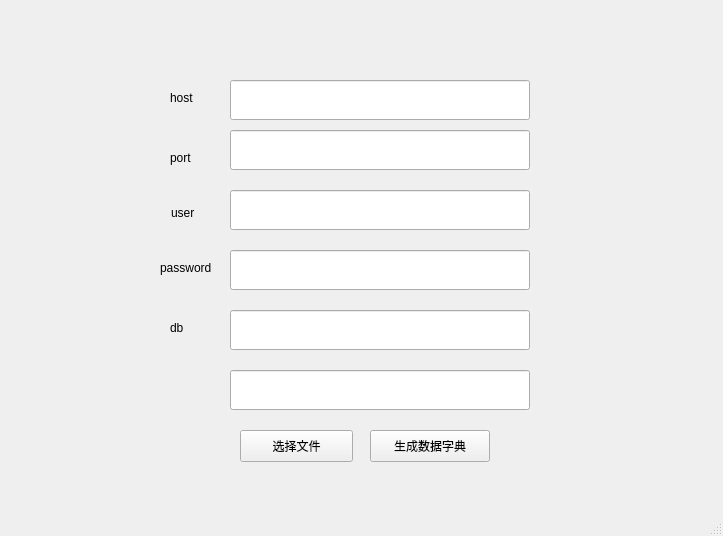
The window that qt/execl/view/dict_view.ui (JL-Code/data-dict-tool) describes before a commit, drawn with Qt 5.
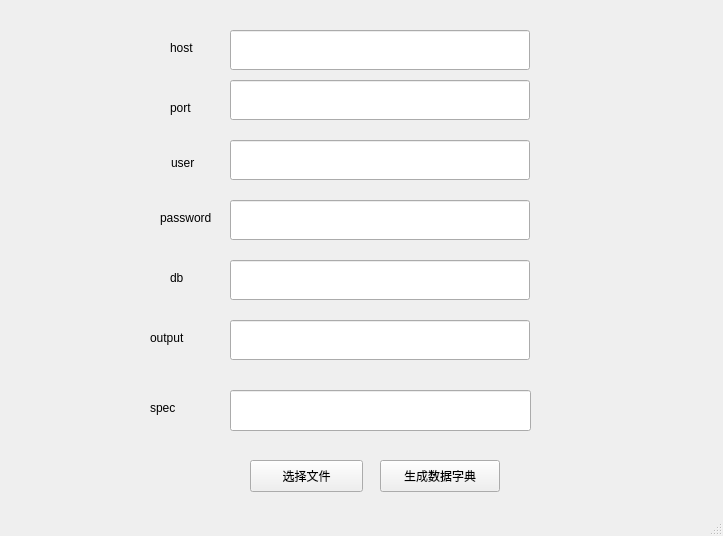
The same window after the commit.

What changed in the file:
```diff
--- a/qt/execl/view/dict_view.ui
+++ b/qt/execl/view/dict_view.ui
@@ -21,7 +21,7 @@
     <property name="geometry">
      <rect>
       <x>230</x>
-      <y>130</y>
+      <y>80</y>
       <width>300</width>
       <height>40</height>
      </rect>
@@ -40,7 +40,7 @@
     <property name="geometry">
      <rect>
       <x>230</x>
-      <y>190</y>
+      <y>140</y>
       <width>300</width>
       <height>40</height>
      </rect>
@@ -59,7 +59,7 @@
     <property name="geometry">
      <rect>
       <x>230</x>
-      <y>250</y>
+      <y>200</y>
       <width>300</width>
       <height>40</height>
      </rect>
@@ -78,7 +78,7 @@
     <property name="geometry">
      <rect>
       <x>230</x>
-      <y>310</y>
+      <y>260</y>
       <width>300</width>
       <height>40</height>
      </rect>
@@ -94,7 +94,7 @@
     <property name="geometry">
      <rect>
       <x>170</x>
-      <y>320</y>
+      <y>270</y>
       <width>16</width>
       <height>16</height>
      </rect>
@@ -107,7 +107,7 @@
     <property name="geometry">
      <rect>
       <x>170</x>
-      <y>150</y>
+      <y>100</y>
       <width>25</width>
       <height>16</height>
      </rect>
@@ -120,7 +120,7 @@
     <property name="geometry">
      <rect>
       <x>160</x>
-      <y>260</y>
+      <y>210</y>
       <width>59</width>
       <height>16</height>
      </rect>
@@ -133,7 +133,7 @@
     <property name="geometry">
      <rect>
       <x>171</x>
-      <y>205</y>
+      <y>155</y>
       <width>27</width>
       <height>16</height>
      </rect>
@@ -145,8 +145,8 @@
    <widget class="QPushButton" name="pushButton">
     <property name="geometry">
      <rect>
-      <x>370</x>
-      <y>430</y>
+      <x>380</x>
+      <y>460</y>
       <width>120</width>
       <height>32</height>
      </rect>
@@ -168,7 +168,7 @@
     <property name="geometry">
      <rect>
       <x>230</x>
-      <y>80</y>
+      <y>30</y>
       <width>300</width>
       <height>40</height>
      </rect>
@@ -184,7 +184,7 @@
     <property name="geometry">
      <rect>
       <x>170</x>
-      <y>90</y>
+      <y>40</y>
       <width>27</width>
       <height>16</height>
      </rect>
@@ -200,7 +200,7 @@
     <property name="geometry">
      <rect>
       <x>230</x>
-      <y>370</y>
+      <y>320</y>
       <width>300</width>
       <height>40</height>
      </rect>
@@ -215,8 +215,8 @@
    <widget class="QPushButton" name="chooseFile">
     <property name="geometry">
      <rect>
-      <x>240</x>
-      <y>430</y>
+      <x>250</x>
+      <y>460</y>
       <width>113</width>
       <height>32</height>
      </rect>
@@ -225,6 +225,42 @@
      <string>选择文件</string>
     </property>
    </widget>
+   <widget class="QLineEdit" name="le_spec">
+    <property name="geometry">
+     <rect>
+      <x>230</x>
+      <y>390</y>
+      <width>301</width>
+      <height>41</height>
+     </rect>
+    </property>
+   </widget>
+   <widget class="QLabel" name="label_6">
+    <property name="geometry">
+     <rect>
+      <x>150</x>
+      <y>330</y>
+      <width>60</width>
+      <height>16</height>
+     </rect>
+    </property>
+    <property name="text">
+     <string>output</string>
+    </property>
+   </widget>
+   <widget class="QLabel" name="label_7">
+    <property name="geometry">
+     <rect>
+      <x>150</x>
+      <y>400</y>
+      <width>60</width>
+      <height>16</height>
+     </rect>
+    </property>
+    <property name="text">
+     <string>spec</string>
+    </property>
+   </widget>
   </widget>
   <widget class="QStatusBar" name="statusbar"/>
   <action name="action88">
```
